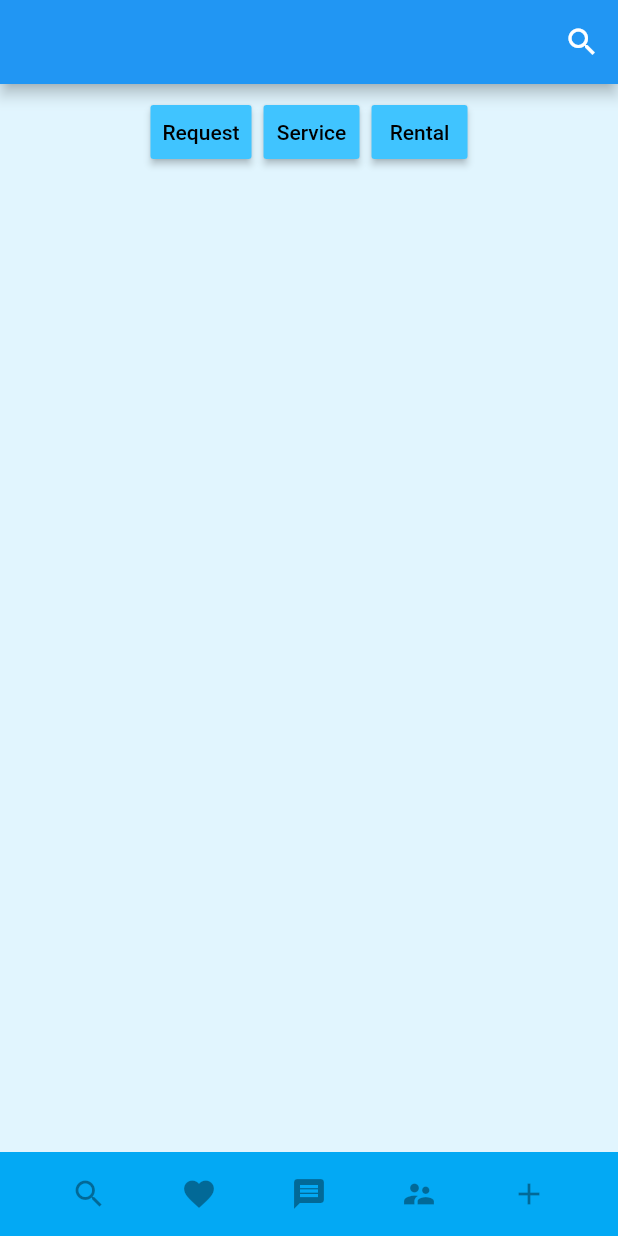
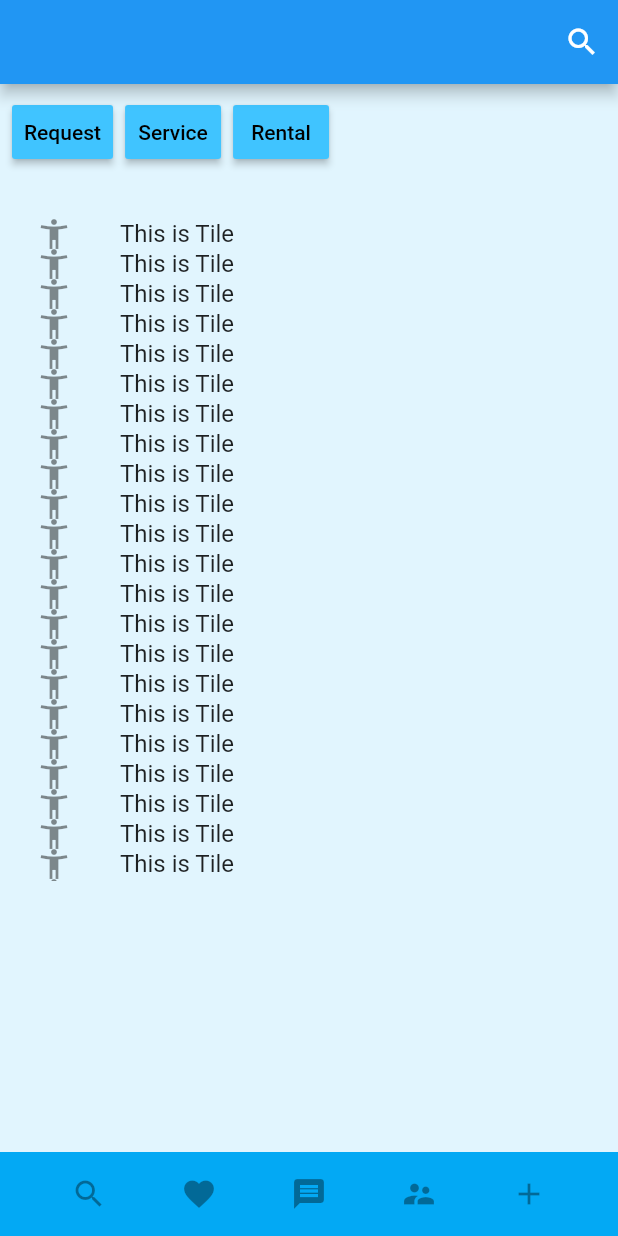
Before and after one commit to jnisitha/client_side_app, a Flutter app: the screen it shows after launch, on a phone screen of 412 x 824 dp. Run offline on Flutter 3.47's test engine with Material 2 defaults, Android fonts, the phone set to English and light mode, and no system bars.

Commit message:
Finish basic UI home1.0

```diff
--- a/lib/home.dart
+++ b/lib/home.dart
@@ -4,6 +4,16 @@ class HomePage extends StatelessWidget {
   @override
   Widget build(BuildContext context) {
     return Scaffold(
+      appBar: AppBar(
+        actions: <Widget>[
+          IconButton(
+            icon: Icon(Icons.search),
+            onPressed: () {
+              showSearch(context: context, delegate: SearchBar());
+            },
+          )
+        ],
+      ),
       backgroundColor: Colors.lightBlue[50],
       body: HomeBody(), //prolly a better way of doing this exists.
       bottomNavigationBar: BottomAppBar(),
@@ -12,7 +22,6 @@ class HomePage extends StatelessWidget {
 }
 
 class HomeBody extends StatelessWidget {
-
   final requestServiceRentalButtons = ButtonBar(
     alignment: MainAxisAlignment.center,
     children: <Widget>[
@@ -34,25 +43,16 @@ class HomeBody extends StatelessWidget {
     ],
   );
 
-
   @override
   Widget build(BuildContext context) {
-    return Column(
-      children: <Widget>[
-        AppBar(
-          actions: <Widget>[
-            IconButton(
-              icon: Icon(Icons.search),
-              onPressed: () {
-                showSearch(context: context, delegate: SearchBar());
-              },
-            )
+    return Container(
+        child: Column(
+          children: <Widget>[
+            Row(children: <Widget>[requestServiceRentalButtons]),
+            Row(children: <Widget>[CommunityFeedList()]),
+            //ListView()
           ],
-        ),
-        requestServiceRentalButtons,
-        //ListView()
-      ],
-    );
+        ));
   }
 }
 
@@ -65,6 +65,7 @@ class SearchBar extends SearchDelegate<String> {
     "Bulbasaur",
     "Charmander"
   ];
+
   final recentCommunityNames = ["Fairbank", "Thatcher"];
 
   @override
@@ -163,18 +164,54 @@ class BottomAppBar extends StatelessWidget {
   }
 }
 
-class CommunityFeed extends StatefulWidget {
+class CommunityFeedList extends StatefulWidget {
+  /* This is the list of all the favorited/liked communities of the current User.const
+      Changes based on his/her interests and likes which can also change.
+   */
 
   @override
-  _CommunityFeed createState() => _CommunityFeed();
-
-
+  _CommunityFeedList createState() => _CommunityFeedList();
 }
 
-class _CommunityFeed extends State<CommunityFeed> {
+class _CommunityFeedList extends State<CommunityFeedList> {
+
 
   @override
   Widget build(BuildContext context) {
+    return Container(
+      height: 467.0,
+        width: 300.0,
+        child: ListView.builder(
+          padding: EdgeInsets.all(8.0),
+          itemExtent: 20.0,
+          itemBuilder: (BuildContext context, int index) {
+            return CommunityFeedListTile();
+          },
 
+//      children: <Widget>[
+//        CommunityFeedListTile(),
+//        CommunityFeedListTile(),
+//        CommunityFeedListTile(),
+//        CommunityFeedListTile(),
+//        CommunityFeedListTile(),
+//      ],
+    ));
   }
 }
+
+class CommunityFeedListTile extends StatefulWidget {
+  /*  This Widget displays an individual communities feed which is/can be related to the current users interests.
+      It changes based on the postings in the Community page.
+  */
+  @override
+  _CommunityFeedListTile createState() => _CommunityFeedListTile();
+}
+
+class _CommunityFeedListTile extends State<CommunityFeedListTile> {
+
+  @override
+  Widget build(BuildContext context) {
+    return ListTile(
+        leading: Icon(Icons.accessibility_new), title: Text("This is Tile"));
+  }
+}
```
